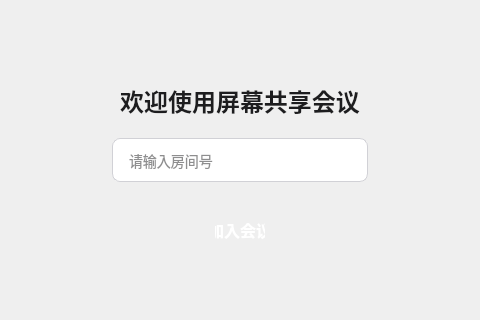
Old version of the form src/ui/shared_screen.ui in the repository WanzhouW/BytesScreenShare; both pictures show x 184 to 664 and y 119 to 439 of the 1159 by 578 pixel window.
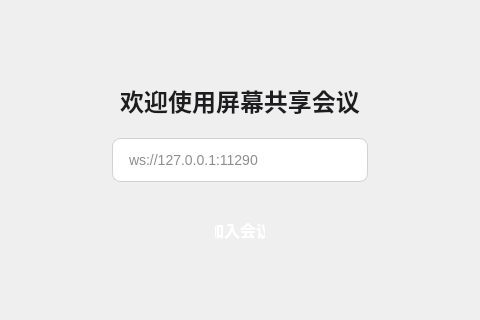
New version of the form.

Commit message:
fix: Update the prompt words on the welcome page
- Change the UI input placeholder text to ws://127.0.0.1:11290.

```diff
--- a/src/ui/shared_screen.ui
+++ b/src/ui/shared_screen.ui
@@ -220,7 +220,7 @@
                 <item>
                 <widget class="QLineEdit" name="editRoomId">
                     <property name="placeholderText">
-                    <string>请输入房间号</string>
+                    <string>ws://127.0.0.1:11290</string>
                     </property>
                     <property name="minimumWidth">
                     <number>200</number>
```
